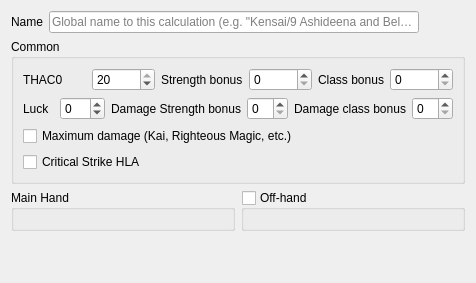
The window that src/damagecalculationwidget.ui (moebiusproject/moebiustoolkit) describes before a commit, drawn with Qt 5.
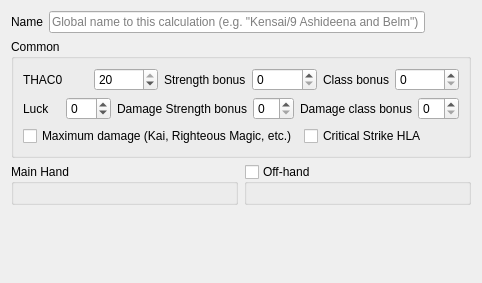
The same window after the commit. Custom widgets are drawn as their Qt base class.

Diff of the .ui file:
```diff
--- a/src/damagecalculationwidget.ui
+++ b/src/damagecalculationwidget.ui
@@ -6,7 +6,7 @@
    <rect>
     <x>0</x>
     <y>0</y>
-    <width>476</width>
+    <width>482</width>
     <height>283</height>
    </rect>
   </property>
@@ -128,6 +128,8 @@
        </layout>
       </item>
       <item>
+       <layout class="QHBoxLayout" name="horizontalLayout_4">
+        <item>
        <widget class="QCheckBox" name="maximumDamage">
         <property name="text">
          <string>Maximum damage (Kai, Righteous Magic, etc.)</string>
@@ -140,6 +142,8 @@
          <string>Critical Strike HLA</string>
         </property>
        </widget>
+        </item>
+       </layout>
       </item>
      </layout>
     </widget>
```
Lines whose indentation alone changed are shown as unchanged.
